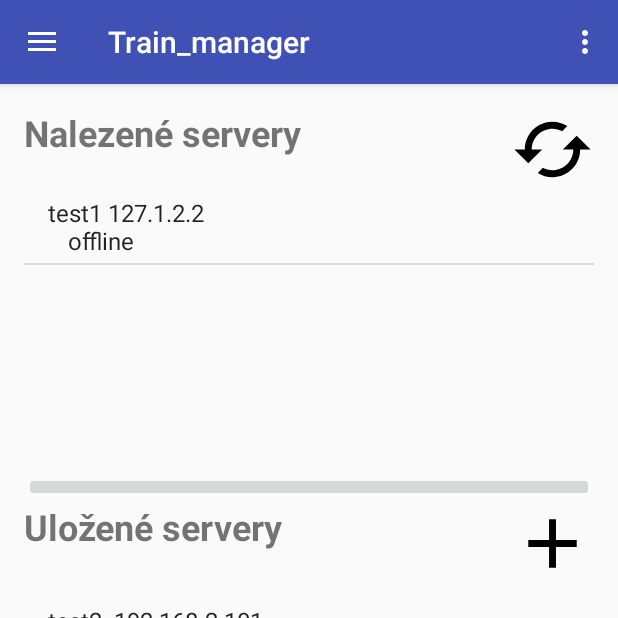
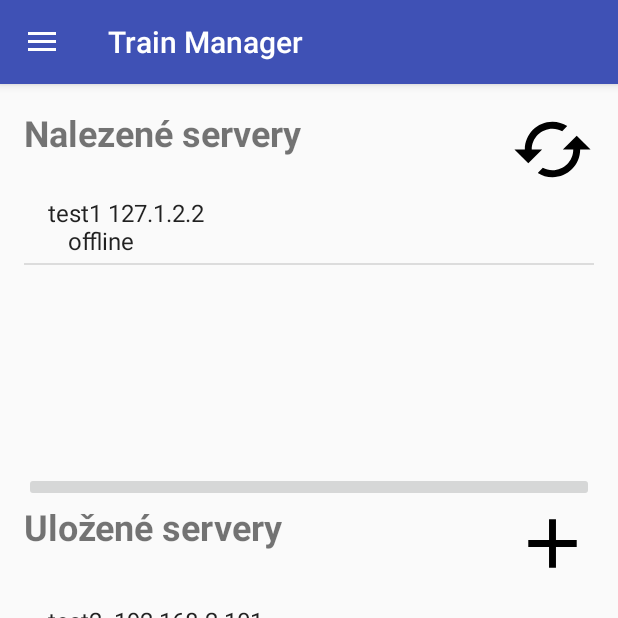
Before and after one commit to kmzbrnoI/hJOPandroidDriver, an Android app: the screen it shows after launch (MainActivity), on a phone screen of 412 x 824 dp, the top half of it. Run offline under Robolectric (Android 15) with nearby library versions, the phone set to English and light mode, and no system bars; our stand-ins replace EventBus.

Commit message:
ramove redundant settings menu and change appname to Train Handler

```diff
--- a/app/src/main/AndroidManifest.xml
+++ b/app/src/main/AndroidManifest.xml
@@ -8,7 +8,7 @@
     <uses-permission android:name="android.permission.ACCESS_NETWORK_STATE"/>
     <application
         android:allowBackup="true"
-        android:icon="@mipmap/ic_launcher"
+        android:icon="@drawable/ic_train"
         android:label="@string/app_name"
         android:supportsRtl="true"
         android:theme="@style/AppTheme">
--- a/app/src/main/java/cz/mendelu/xmarik/train_manager/MainActivity.java
+++ b/app/src/main/java/cz/mendelu/xmarik/train_manager/MainActivity.java
@@ -111,6 +111,7 @@ public class MainActivity extends AppCompatActivity
             }
 
         });
+
         lButton.setOnClickListener(
                 new View.OnClickListener() {
 
@@ -296,13 +297,6 @@ public class MainActivity extends AppCompatActivity
     }
 
     @Override
-    public boolean onCreateOptionsMenu(Menu menu) {
-        // Inflate the menu; this adds items to the action bar if it is present.
-        getMenuInflater().inflate(R.menu.main, menu);
-        return true;
-    }
-
-    @Override
     public boolean onOptionsItemSelected(MenuItem item) {
         // Handle action bar item clicks here. The action bar will
         // automatically handle clicks on the Home/Up button, so long
--- a/app/src/main/res/values/strings.xml
+++ b/app/src/main/res/values/strings.xml
@@ -1,5 +1,5 @@
 <resources>
-    <string name="app_name">Train_manager</string>
+    <string name="app_name">Train Manager</string>
 
     <string name="navigation_drawer_open">Open navigation drawer</string>
     <string name="navigation_drawer_close">Close navigation drawer</string>
```
Also changed, not shown: app/src/main/java/cz/mendelu/xmarik/train_manager/About.java (+0 -7 lines), app/src/main/java/cz/mendelu/xmarik/train_manager/Servers.java (+0 -7 lines), app/src/main/java/cz/mendelu/xmarik/train_manager/Settings.java (+0 -7 lines), app/src/main/java/cz/mendelu/xmarik/train_manager/Trains_box.java (+0 -7 lines).
